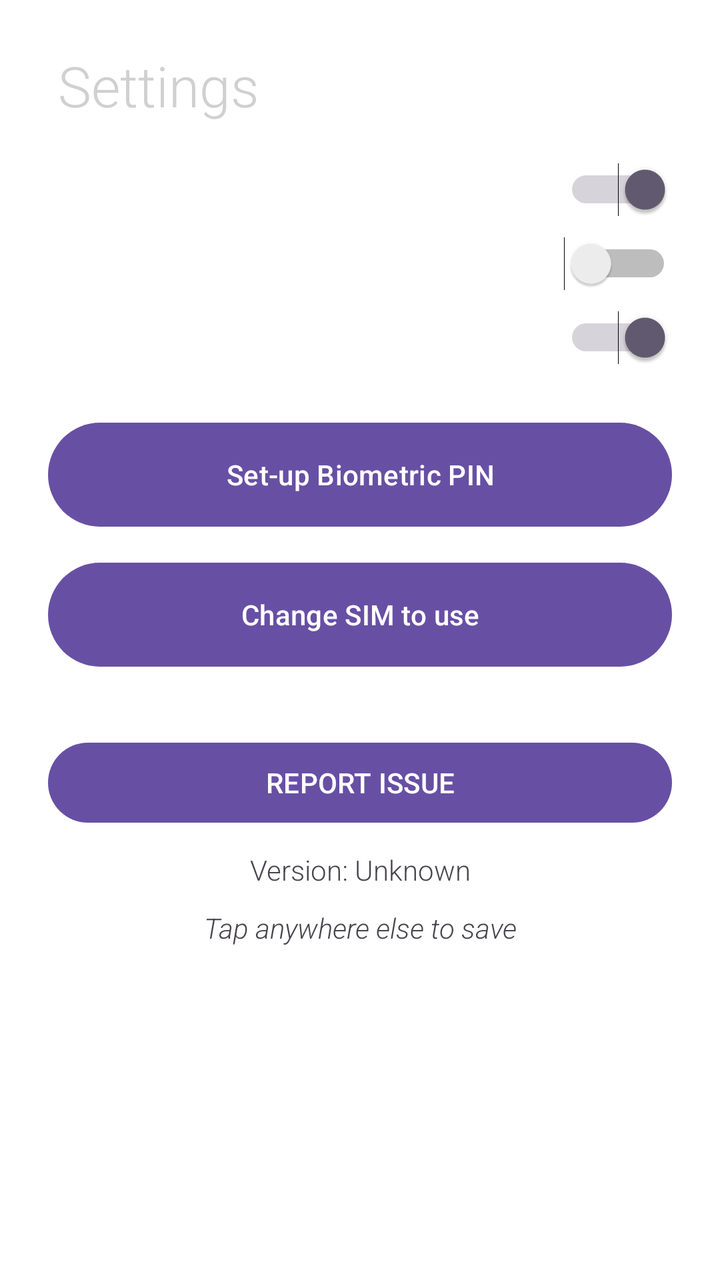
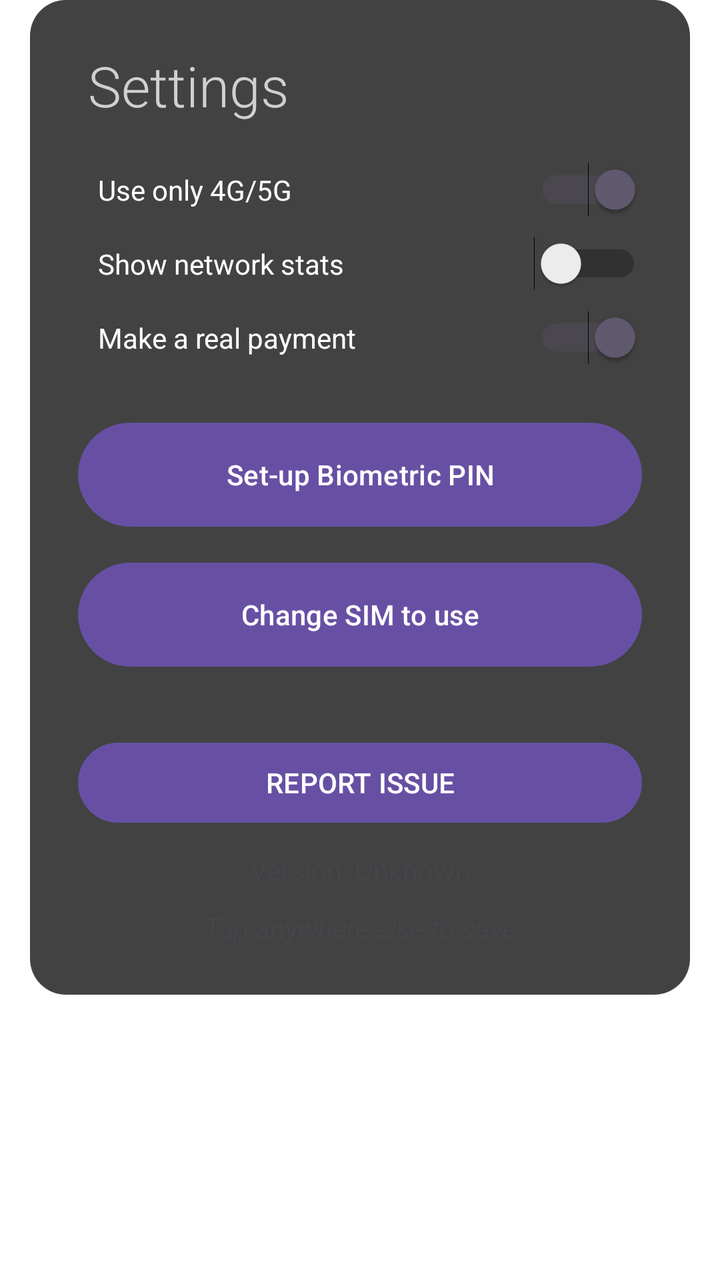

Before-and-after screenshots of an Android layout around one commit, followed by the original layout XML and the change that was made.
<!-- AndroidManifest.xml: application theme Theme.Transparent -->
<!-- res/layout/settings.xml -->
<?xml version="1.0" encoding="utf-8"?>
<LinearLayout xmlns:android="http://schemas.android.com/apk/res/android"
    android:layout_width="match_parent"
    android:layout_height="wrap_content"
    android:orientation="vertical"
    android:padding="24dp">

    <TextView
        android:id="@+id/text4"
        android:layout_width="match_parent"
        android:layout_height="wrap_content"
        android:layout_gravity="center_horizontal"
        android:fontFamily="sans-serif-light"
        android:paddingLeft="5dp"
        android:text="Settings"
        android:textAlignment="textStart"
        android:textColor="@color/grey"
        android:textSize="28sp" />

    <Space
        android:layout_width="match_parent"
        android:layout_height="20dp" />

    <Switch
        android:id="@+id/lteOnlyToggle"
        android:layout_width="match_parent"
        android:layout_height="wrap_content"
        android:checked="true"
        android:enabled="true"
        android:paddingLeft="10dp"
        android:text="Use only 4G/5G"
        android:textColor="@color/white" />

    <Space
        android:layout_width="match_parent"
        android:layout_height="10dp" />

    <Switch
        android:id="@+id/networkStatsToggle"
        android:layout_width="match_parent"
        android:layout_height="wrap_content"
        android:paddingLeft="10dp"
        android:text="Show network stats"
        android:textColor="@color/white" />

    <Space
        android:layout_width="match_parent"
        android:layout_height="10dp" />

    <Switch
        android:id="@+id/really_pay_toggle"
        android:layout_width="match_parent"
        android:layout_height="wrap_content"
        android:checked="true"
        android:paddingLeft="10dp"
        android:text="Make a real payment"
        android:textColor="@color/white" />

    <Space
        android:layout_width="match_parent"
        android:layout_height="25dp" />

    <Button
        android:id="@+id/setup_biometrics_button"
        android:layout_width="match_parent"
        android:layout_height="60dp"
        android:text="Set-up Biometric PIN" />

    <Space
        android:layout_width="match_parent"
        android:layout_height="10dp" />

    <Button
        android:id="@+id/change_sim_button"
        android:layout_width="match_parent"
        android:layout_height="60dp"
        android:enabled="true"
        android:text="Change SIM to use" />

    <Space
        android:layout_width="match_parent"
        android:layout_height="30dp" />

    <Button
        android:id="@+id/report_bug_button"
        android:layout_width="match_parent"
        android:layout_height="wrap_content"
        android:text="REPORT ISSUE" />

    <Space
        android:layout_width="match_parent"
        android:layout_height="10dp" />

    <TextView
        android:id="@+id/version_text"
        android:layout_width="match_parent"
        android:layout_height="wrap_content"
        android:fontFamily="sans-serif-light"
        android:text="Version: Unknown"
        android:textAlignment="center" />

    <Space
        android:layout_width="match_parent"
        android:layout_height="10dp" />

    <TextView
        android:id="@+id/textView4"
        android:layout_width="match_parent"
        android:layout_height="wrap_content"
        android:fontFamily="sans-serif-light"
        android:text="Tap anywhere else to save"
        android:textAlignment="center"
        android:textStyle="italic" />


</LinearLayout>
<!-- resources referenced by this layout -->
<resources>
  <color name="grey">#D0D0D0</color>
  <color name="white">#FFFFFFFF</color>
  <style name="Theme.Transparent" parent="Theme.Material3.DayNight.NoActionBar">
          <item name="android:windowIsTranslucent">true</item>
          <item name="android:windowBackground">@android:color/transparent</item>
          <item name="android:windowContentOverlay">@null</item>
          <item name="android:windowNoTitle">true</item>
          <item name="android:windowIsFloating">false</item>
          <item name="android:backgroundDimEnabled">false</item>
      </style>
</resources>

<!-- the commit's change to res/layout/settings.xml (unified diff, before → after) -->
@@ -1,7 +1,13 @@
 <?xml version="1.0" encoding="utf-8"?>
-<LinearLayout xmlns:android="http://schemas.android.com/apk/res/android"
+<FrameLayout xmlns:android="http://schemas.android.com/apk/res/android"
+    android:layout_width="match_parent"
+    android:layout_height="match_parent"
+    android:background="@color/transparent">
+<LinearLayout
     android:layout_width="match_parent"
     android:layout_height="wrap_content"
+    android:layout_marginHorizontal="15dp"
+    android:background="@drawable/rounded_corners_window"
     android:orientation="vertical"
     android:padding="24dp">
 
@@ -114,3 +120,4 @@
 
 
 </LinearLayout>
+</FrameLayout>
<!-- resource entries referenced after the edit -->
@@ -1,7 +1,14 @@
 <!-- resources referenced by this layout -->
 <resources>
   <color name="grey">#D0D0D0</color>
+  <color name="transparent">#00000000</color>
   <color name="white">#FFFFFFFF</color>
+  <!-- drawable rounded_corners_window (drawable) -->
+  <?xml version="1.0" encoding="utf-8"?>
+  <shape xmlns:android="http://schemas.android.com/apk/res/android">
+      <solid android:color="@color/background_grey"/>
+      <corners android:radius="18dp" />
+  </shape>
   <style name="Theme.Transparent" parent="Theme.Material3.DayNight.NoActionBar">
           <item name="android:windowIsTranslucent">true</item>
           <item name="android:windowBackground">@android:color/transparent</item>
@@ -10,5 +17,6 @@
           <item name="android:windowIsFloating">false</item>
           <item name="android:backgroundDimEnabled">false</item>
       </style>
+  <color name="background_grey">#424242</color>
 </resources>
 
